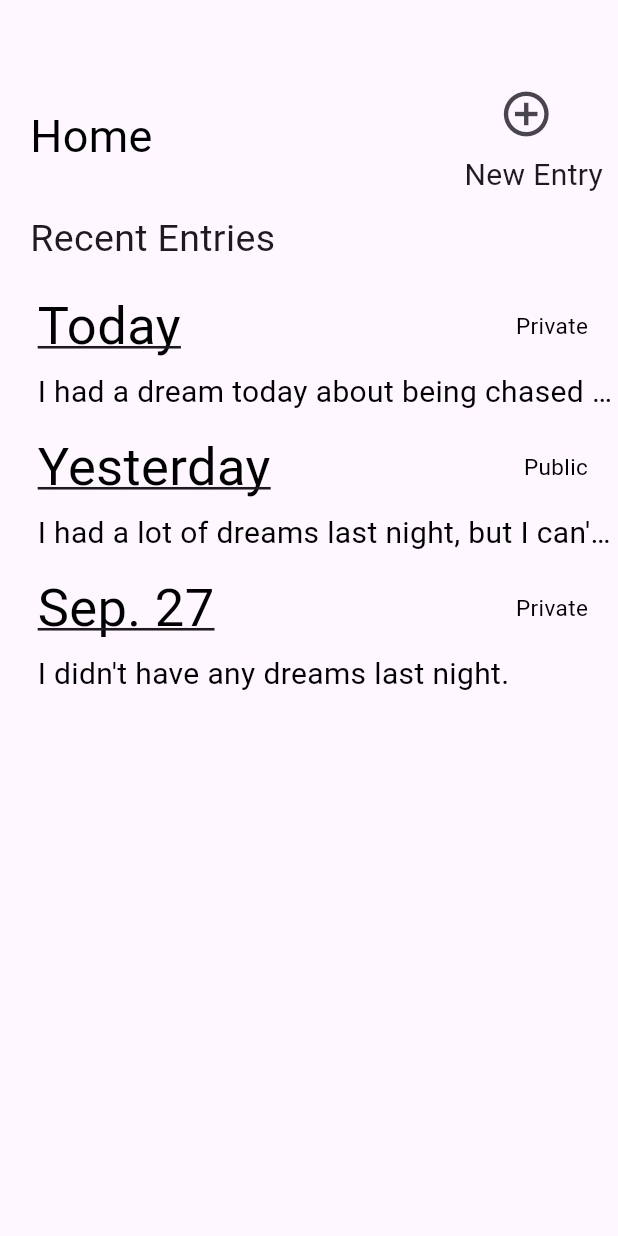
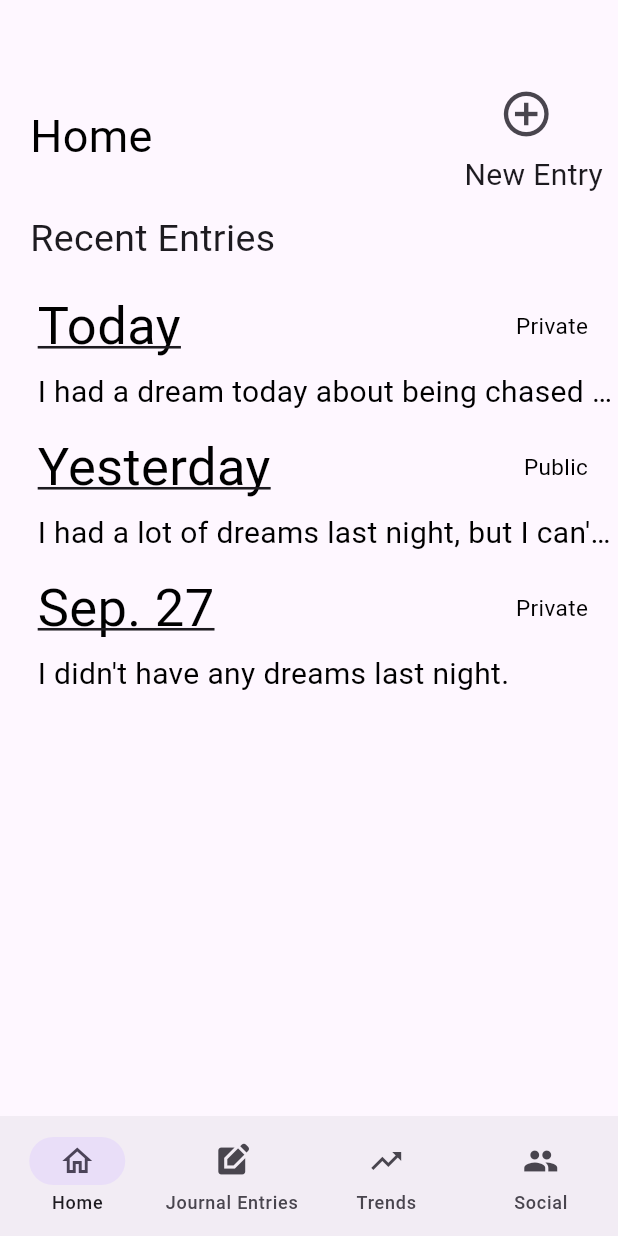
Before and after one commit to bschuman2002/social_dream_journal, a Flutter app: the screen it shows after launch, on a phone screen of 412 x 824 dp. Run offline on Flutter 3.47's test engine with Material 2 defaults, Android fonts, the phone set to English and light mode, and no system bars.

Commit message:
added nav bar

```diff
--- a/lib/views/home_view.dart
+++ b/lib/views/home_view.dart
@@ -1,5 +1,6 @@
 import 'package:flutter/material.dart';
 import 'package:social_dream_journal/views/create_journal_entry_view.dart';
+import 'package:social_dream_journal/widgets/navbar.dart';
 
 class HomeView extends StatelessWidget {
   const HomeView({super.key});
@@ -18,7 +19,8 @@ class HomeView extends StatelessWidget {
           ]),
           const SizedBox(height: 15),
           _buildJournalEntries(),
-    ]));
+        ]),
+        bottomNavigationBar: buildNavBar());
   }
 
   Row _homeTitle(BuildContext context) {
--- /dev/null
+++ b/lib/widgets/navbar.dart
@@ -0,0 +1,11 @@
+import 'package:flutter/material.dart';
+
+NavigationBar buildNavBar() {
+  return NavigationBar(destinations: const <Widget>[
+    NavigationDestination(icon: Icon(Icons.home_outlined), label: 'Home'),
+    NavigationDestination(
+        icon: Icon(Icons.edit_square), label: "Journal Entries"),
+    NavigationDestination(icon: Icon(Icons.trending_up), label: "Trends"),
+    NavigationDestination(icon: Icon(Icons.group), label: "Social")
+  ]);
+}
```
Lines whose indentation alone changed are shown as unchanged.
